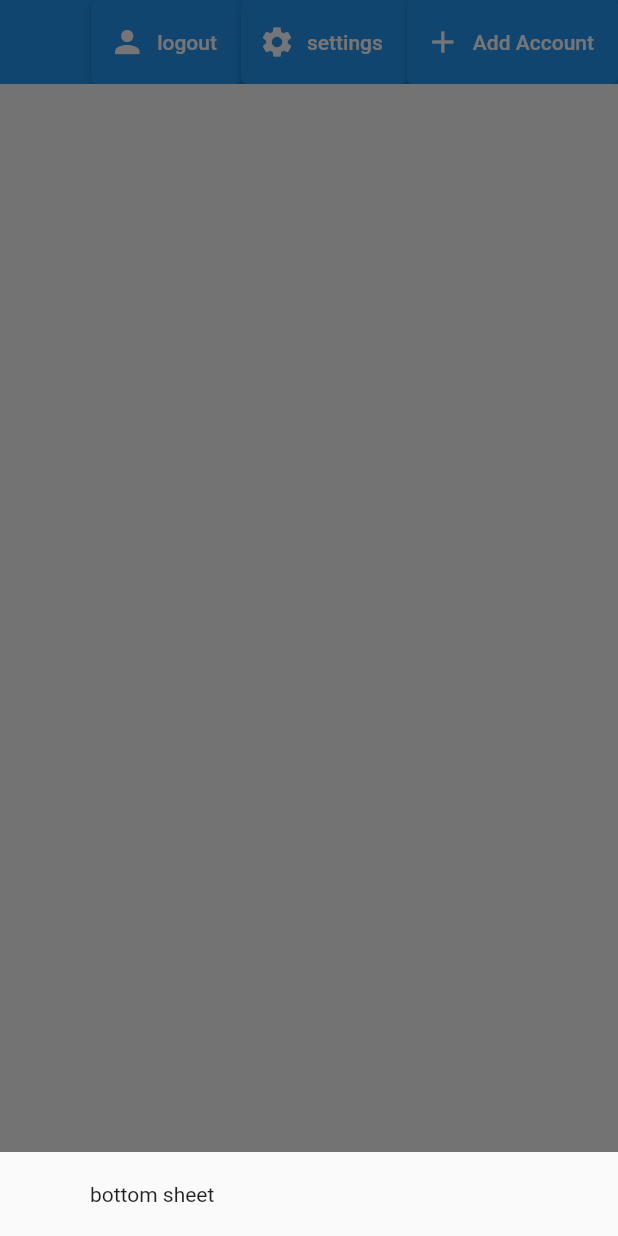
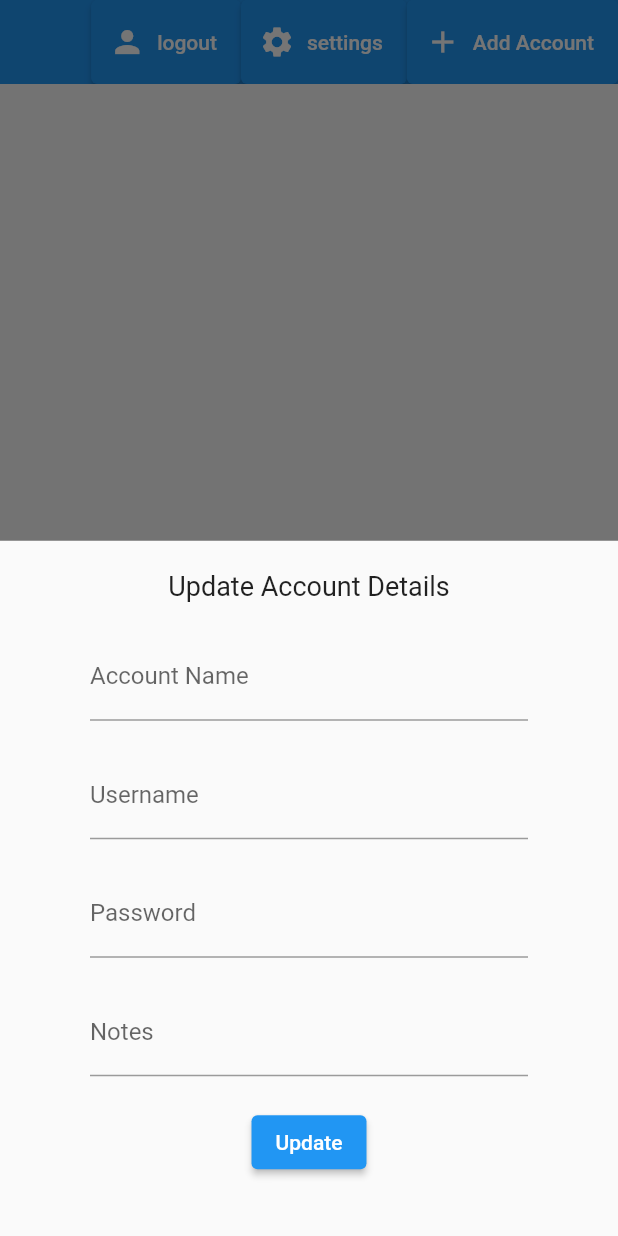
Before and after one commit to robertyano/paspsword_manager_flutter2, a Flutter app: the screen it shows once a user with an empty profile is signed in, after a tap on "settings", on a phone screen of 412 x 824 dp. Run offline on Flutter 3.47's test engine with Material 2 defaults, Android fonts, the phone set to English and light mode, and no system bars; our stand-ins replace cloud_firestore, firebase_auth, firebase_core, flutter_spinkit, fluttertoast; accounts and stored records are empty; generated files the repository leaves out were written again.

Commit message:
Update Bottom sheet (form) to include all account details (stable - part 2)

```diff
--- a/lib/models/account.dart
+++ b/lib/models/account.dart
@@ -1,9 +1,10 @@
 class Account {
 
   final String accountName;
+  final String userName;
   final String password;
   final String notes;
 
-  Account({required this.accountName, required this.password, required this.notes});
+  Account({required this.accountName, required this.userName, required this.password, required this.notes});
 
 }
--- a/lib/screens/home/home.dart
+++ b/lib/screens/home/home.dart
@@ -1,4 +1,5 @@
 import 'package:cloud_firestore/cloud_firestore.dart';
+import 'package:paspsword_manager_flutter2/screens/home/settings_form.dart';
 import 'package:paspsword_manager_flutter2/services/auth.dart';
 import 'package:flutter/material.dart';
 import 'newAccount.dart';
@@ -30,7 +31,7 @@ class _HomeState extends State<Home> {
       showModalBottomSheet(context: context, builder: (context){
         return Container(
           padding: EdgeInsets.symmetric(vertical: 20.0, horizontal: 60.0),
-          child: Text('bottom sheet'),
+          child: SettingsForm(),
         );
       });
     }
--- /dev/null
+++ b/lib/screens/home/settings_form.dart
@@ -0,0 +1,75 @@
+import 'package:flutter/material.dart';
+import 'package:paspsword_manager_flutter2/shared/constants.dart';
+
+class SettingsForm extends StatefulWidget {
+  const SettingsForm({super.key});
+
+  @override
+  State<SettingsForm> createState() => _SettingsFormState();
+}
+
+class _SettingsFormState extends State<SettingsForm> {
+
+  final _formKey = GlobalKey<FormState>();
+
+  // form values
+  late String _currentAccountName;
+  late String _curretuserName;
+  late String _currentPassword;
+  late String _currentNotes;
+
+
+  @override
+  Widget build(BuildContext context) {
+    return Form(
+      key: _formKey,
+      child: Column(
+        children: <Widget> [
+          Text(
+            'Update Account Details',
+            style: TextStyle(fontSize: 18.0),
+          ),
+          SizedBox(height: 20.0,),
+          TextFormField(
+            decoration: InputDecoration(labelText: "Account Name"),
+            validator: (val) => val!.isEmpty ? 'Please enter an account name' : null,
+            onChanged: (val) => setState(() => _currentAccountName = val),
+            ),
+          SizedBox(height: 20.0,),
+          TextFormField(
+            decoration: InputDecoration(labelText: "Username"),
+            validator: (val) => val!.isEmpty ? 'Please enter a username' : null,
+            onChanged: (val) => setState(() => _curretuserName = val),
+          ),
+          SizedBox(height: 20.0,),
+          TextFormField(
+            decoration: InputDecoration(labelText: "Password"),
+            validator: (val) => val!.isEmpty ? 'Please enter a password' : null,
+            onChanged: (val) => setState(() => _currentPassword = val),
+          ),
+          SizedBox(height: 20.0,),
+          TextFormField(
+            decoration: InputDecoration(labelText: "Notes"),
+            validator: (val) => val!.isEmpty ? '' : null,
+            onChanged: (val) => setState(() => _currentNotes = val),
+          ),
+
+
+          SizedBox(height: 20.0,),
+          ElevatedButton(
+            child: Text(
+              'Update',
+              style: TextStyle(color: Colors.white),
+            ),
+            onPressed: () async {
+              print(_currentAccountName);
+              print(_curretuserName);
+              print(_currentPassword);
+              print(_currentNotes);
+            },
+          ),
+         ],
+        ),
+      );
+    }
+  }
--- a/lib/services/auth.dart
+++ b/lib/services/auth.dart
@@ -51,7 +51,7 @@ class AuthService {
       User? user = result.user;
 
       // create a new document for that user with the uid
-      await DatabaseService(uid: user!.uid).updateUserData('new account', 'new password', '');
+      await DatabaseService(uid: user!.uid).updateUserData('new account', 'new username', 'new password', '');
       return _userFromFirebaseUser(user);
     } catch(e) {
       print(e.toString());
--- a/lib/services/database.dart
+++ b/lib/services/database.dart
@@ -9,9 +9,10 @@ class DatabaseService {
   // collection reference
   final CollectionReference accountCollection = FirebaseFirestore.instance.collection('accounts');
 
-  Future updateUserData(String accountName, String password, String notes) async {
+  Future updateUserData(String accountName, String userName, String password, String notes) async {
     return await accountCollection.doc(uid).set({
       'accountName' : accountName,
+      'userName' : userName,
       'password' : password,
       'notes' : notes,
     });
@@ -22,8 +23,9 @@ class DatabaseService {
       return snapshot.docs.map((doc){
         return Account(
             accountName: doc.get('accountName') ?? '',
+            userName: doc.get('userName') ?? '',
             password: doc.get('password') ?? '',
-            notes: doc.get('notes') ?? ''
+            notes: doc.get('notes') ?? '',
         );
       }).toList();
   }
--- /dev/null
+++ b/lib/shared/constants.dart
@@ -0,0 +1,14 @@
+import 'package:flutter/material.dart';
+import 'package:paspsword_manager_flutter2/shared/constants.dart';
+
+const textInputDecoration = InputDecoration(
+  fillColor: Colors.white,
+  filled: true,
+  contentPadding: EdgeInsets.all(12.0),
+  enabledBorder: OutlineInputBorder(
+    borderSide: BorderSide(color: Colors.white, width: 2.0),
+  ),
+  focusedBorder: OutlineInputBorder(
+    borderSide: BorderSide(color: Colors.pink, width: 2.0),
+  ),
+);
```
